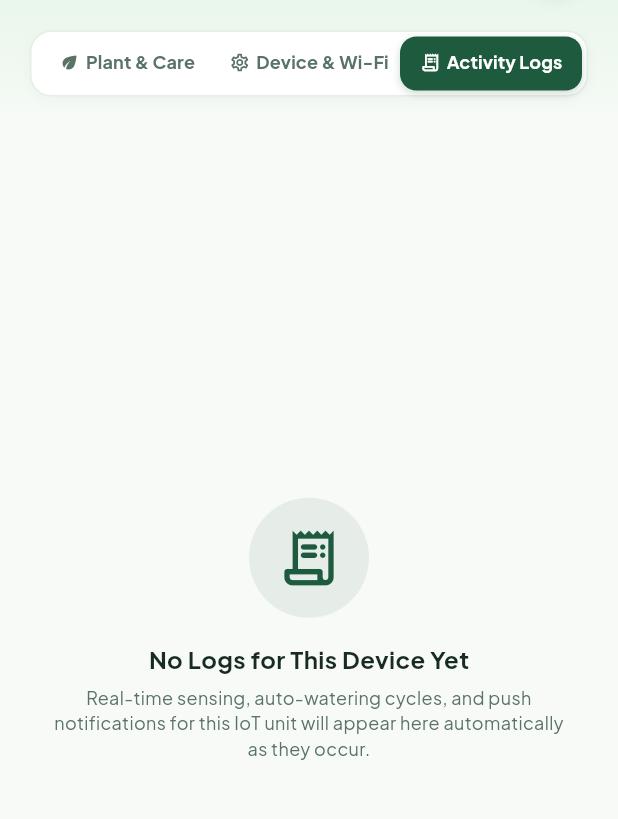
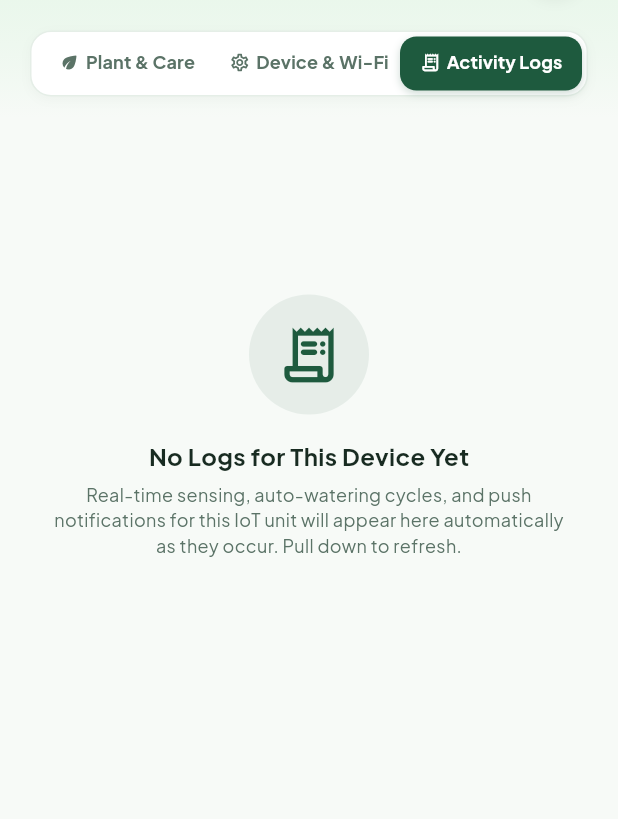
Before and after one commit to Ken4502/FYP_AppIntegration, a Flutter app: the IotDetailsScreen screen opened directly with empty values, tab 3 chosen, on a phone screen of 412 x 824 dp, the part 94-913 px from its top. Run offline on Flutter 3.47's test engine with Material 3 defaults, Android fonts, the phone set to English and light mode, and no system bars; our stand-ins replace cloud_firestore, firebase_auth, firebase_core, firebase_storage, geolocator, google_fonts and 1 more; missing offline and left inert: dart:html, dart:js; accounts and stored records are empty; network calls fail; project files that could hold a hidden picture were left out.

Commit message:
feat(ui): add pull-to-refresh on all iot panels and live reactive firestore presence auto-detection

```diff
--- a/Plant-App-Flutter-UI/lib/screens/iot/iot_details_screen.dart
+++ b/Plant-App-Flutter-UI/lib/screens/iot/iot_details_screen.dart
@@ -74,12 +74,17 @@ class _IotDetailsScreenState extends State<IotDetailsScreen>
   String? _stateReason;
   int _reconnectAttempts = 0;
 
+  // Live Streamed Device State
+  IotDevice? _liveDevice;
+  IotDevice get _effectiveDevice => _liveDevice ?? widget.device;
+
   // Central Plant Service (for strictly 1-to-1 IoT <-> Plant mapping)
   final PlantService _plantService = PlantService();
 
   @override
   void initState() {
     super.initState();
+    _liveDevice = widget.device;
     _tabController = TabController(length: 3, vsync: this);
     _plantService.addListener(_onPlantServiceChanged);
 
@@ -136,6 +141,7 @@ class _IotDetailsScreenState extends State<IotDetailsScreen>
   }
 
   void _updateFromDevice(IotDevice device) {
+    _liveDevice = device;
     final int mPct = (device.moistureLevel != null)
         ? (device.moistureLevel! * 100).round()
         : _moisturePercent;
@@ -169,6 +175,27 @@ class _IotDetailsScreenState extends State<IotDetailsScreen>
         _moistureHistory.removeAt(0);
       }
     });
+  }
+
+  /// Pull-to-Refresh Handler: pulls fresh telemetry & status from Cloud Firestore
+  Future<void> _manualRefresh() async {
+    await _fetchTelemetry();
+    await _loadWeather();
+    if (mounted) {
+      final isNowOnline = _effectiveDevice.isOnline || _isConnected;
+      ScaffoldMessenger.of(context).showSnackBar(
+        SnackBar(
+          content: Text(
+            isNowOnline
+                ? '⚡ Status: Probe is ONLINE & syncing telemetry.'
+                : '⚡ Status: Probe is in STANDBY / OFFLINE mode.',
+          ),
+          backgroundColor: isNowOnline ? kStatusSuccess : const Color(0xFFD97706),
+          behavior: SnackBarBehavior.floating,
+          duration: const Duration(seconds: 2),
+        ),
+      );
+    }
   }
 
   String _formatDateTime(DateTime? dt) {
@@ -1048,10 +1075,16 @@ class _IotDetailsScreenState extends State<IotDetailsScreen>
   // =========================================================================
   Widget _buildDeviceAndWifiPanel() {
     final isDark = context.isDarkMode;
+    final dev = _effectiveDevice;
     final stationIp = _service.savedStationIp ?? _service.targetDeviceIp;
-    final homeSsid = widget.device.wifiSsid ?? _service.registeredHomeSsid ?? 'WenNikk-2.4Ghz';
-
-    return SingleChildScrollView(
+    final homeSsid = dev.wifiSsid ?? _service.registeredHomeSsid ?? 'Configured Wi-Fi';
+    final bool isOnline = dev.isOnline || _isConnected;
+
+    return RefreshIndicator(
+      color: kPrimaryColor,
+      onRefresh: _manualRefresh,
+      child: SingleChildScrollView(
+        physics: const AlwaysScrollableScrollPhysics(),
         padding: const EdgeInsets.all(kDefaultPadding),
         child: Column(
           crossAxisAlignment: CrossAxisAlignment.stretch,
@@ -1085,7 +1118,7 @@ class _IotDetailsScreenState extends State<IotDetailsScreen>
                           children: [
                             Flexible(
                               child: Text(
-                              widget.device.name,
+                                dev.name,
                                 style: TextStyle(
                                   fontWeight: FontWeight.bold,
                                   fontSize: 15,
@@ -1098,19 +1131,21 @@ class _IotDetailsScreenState extends State<IotDetailsScreen>
                             Container(
                               padding: const EdgeInsets.symmetric(horizontal: 6, vertical: 2),
                               decoration: BoxDecoration(
-                              color: kStatusSuccess,
+                                color: isOnline ? kStatusSuccess : const Color(0xFFD97706),
                                 borderRadius: BorderRadius.circular(10),
                               ),
-                            child: const Text(
-                              'MAIN HOST',
-                              style: TextStyle(color: Colors.white, fontSize: 9, fontWeight: FontWeight.bold),
+                              child: Text(
+                                isOnline ? 'ONLINE' : 'OFFLINE',
+                                style: const TextStyle(color: Colors.white, fontSize: 9, fontWeight: FontWeight.bold),
                               ),
                             ),
                           ],
                         ),
                         const SizedBox(height: 2),
                         Text(
-                        'This phone is registered as the main host and alert receiver.',
+                          isOnline
+                              ? 'Probe is actively connected to Cloud Firestore.'
+                              : 'Probe offline. Swipe down to refresh or check power.',
                           style: TextStyle(fontSize: 11, color: isDark ? kDarkTextSecondary : kTextSecondary),
                         ),
                       ],
@@ -1129,6 +1164,7 @@ class _IotDetailsScreenState extends State<IotDetailsScreen>
             _buildAdvancedHardwareAccordion(stationIp, homeSsid),
             const SizedBox(height: 24),
           ],
+        ),
       ),
     );
   }
@@ -1361,10 +1397,11 @@ class _IotDetailsScreenState extends State<IotDetailsScreen>
   /// Network & Cloud Connectivity Card inside Device Details
   Widget _buildNetworkConnectionCard(String stationIp, String homeSsid) {
     final isDark = context.isDarkMode;
-    final bool isOnline = widget.device.isOnline;
-    final bool hasWifi = widget.device.isWifiConnected &&
-        widget.device.wifiSsid != null &&
-        widget.device.wifiSsid!.isNotEmpty;
+    final dev = _effectiveDevice;
+    final bool isOnline = dev.isOnline || _isConnected;
+    final bool hasWifi = dev.isWifiConnected &&
+        dev.wifiSsid != null &&
+        dev.wifiSsid!.isNotEmpty;
 
     return Container(
       padding: const EdgeInsets.all(16),
@@ -1502,7 +1539,11 @@ class _IotDetailsScreenState extends State<IotDetailsScreen>
                   ],
                 ),
                 const SizedBox(height: 4),
-                Text(
+                Row(
+                  mainAxisAlignment: MainAxisAlignment.spaceBetween,
+                  children: [
+                    Expanded(
+                      child: Text(
                         hasWifi
                             ? 'Network: $homeSsid • IP: $stationIp'
                             : 'Setup Hotspot: ESP32_Plant_Irrigation (192.168.4.1)',
@@ -1513,6 +1554,17 @@ class _IotDetailsScreenState extends State<IotDetailsScreen>
                               : (isDark ? const Color(0xFFFDE68A) : const Color(0xFFB45309)),
                         ),
                         overflow: TextOverflow.ellipsis,
+                      ),
+                    ),
+                    const SizedBox(width: 6),
+                    Text(
+                      'Last seen: ${_formatDateTime(dev.lastSeen)}',
+                      style: TextStyle(
+                        fontSize: 10,
+                        color: isDark ? kDarkTextSecondary : kTextSecondary,
+                      ),
+                    ),
+                  ],
                 ),
               ],
             ),
@@ -2472,7 +2524,11 @@ class _IotDetailsScreenState extends State<IotDetailsScreen>
     final bool isOutdoor = assignedPlant?.isOutdoor ?? false;
     final bool willRainToday = isOutdoor && (_weatherData?.isRainGuardActive ?? false);
 
-    return SingleChildScrollView(
+    return RefreshIndicator(
+      color: kPrimaryColor,
+      onRefresh: _manualRefresh,
+      child: SingleChildScrollView(
+        physics: const AlwaysScrollableScrollPhysics(),
         padding: const EdgeInsets.all(kDefaultPadding),
         child: Column(
           crossAxisAlignment: CrossAxisAlignment.stretch,
@@ -2828,6 +2884,7 @@ class _IotDetailsScreenState extends State<IotDetailsScreen>
           _buildSensorDiagnosticsAccordion(statusColor),
           const SizedBox(height: 24),
         ],
+      ),
     ),
   );
 }
@@ -2989,8 +3046,14 @@ class _IotDetailsScreenState extends State<IotDetailsScreen>
             }).toList();
 
             if (deviceLogs.isEmpty) {
-              return Center(
-                child: Padding(
+              return RefreshIndicator(
+                color: kPrimaryColor,
+                onRefresh: _manualRefresh,
+                child: SingleChildScrollView(
+                  physics: const AlwaysScrollableScrollPhysics(),
+                  child: Container(
+                    height: MediaQuery.of(context).size.height * 0.5,
+                    alignment: Alignment.center,
                     padding: const EdgeInsets.all(32),
                     child: Column(
                       mainAxisAlignment: MainAxisAlignment.center,
@@ -3010,17 +3073,22 @@ class _IotDetailsScreenState extends State<IotDetailsScreen>
                         ),
                         const SizedBox(height: 6),
                         const Text(
-                        'Real-time sensing, auto-watering cycles, and push notifications for this IoT unit will appear here automatically as they occur.',
+                          'Real-time sensing, auto-watering cycles, and push notifications for this IoT unit will appear here automatically as they occur. Pull down to refresh.',
                           style: TextStyle(fontSize: 12, color: kTextSecondary, height: 1.4),
                           textAlign: TextAlign.center,
                         ),
                       ],
                     ),
                   ),
-              );
-            }
-
-            return ListView.separated(
+                ),
+              );
+            }
+
+            return RefreshIndicator(
+              color: kPrimaryColor,
+              onRefresh: _manualRefresh,
+              child: ListView.separated(
+                physics: const AlwaysScrollableScrollPhysics(),
                 padding: const EdgeInsets.all(kDefaultPadding),
                 itemCount: deviceLogs.length,
                 separatorBuilder: (_, __) => const SizedBox(height: 10),
@@ -3106,6 +3174,7 @@ class _IotDetailsScreenState extends State<IotDetailsScreen>
                   ),
                 );
               },
+            ),
           );
         },
         );
```
Also changed, not shown: Plant-App-Flutter-UI/lib/screens/iot/iot_management_screen.dart (+10 -5 lines), Plant-App-Flutter-UI/lib/screens/iot/iot_network_info_screen.dart (+59 -7 lines). Lines whose indentation alone changed are shown as unchanged.
